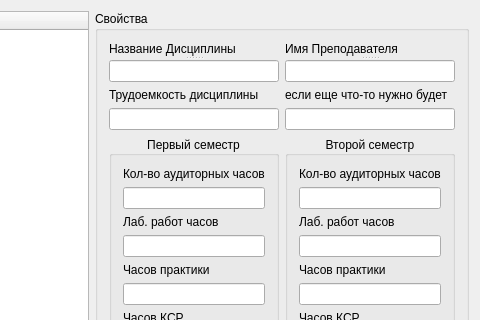
First picture: the form in mainwindow.ui, repository Stals/Curriculum, before the edit; both pictures show x 372 to 852 and y 0 to 320 of the 852 by 626 pixel window.
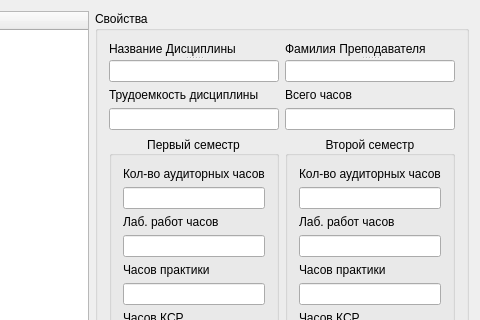
Second picture: the form after the edit.

Commit message: до добавления загрузки файла по имяни.

What changed in the file:
```diff
--- a/mainwindow.ui
+++ b/mainwindow.ui
@@ -7,7 +7,7 @@
     <x>0</x>
     <y>0</y>
     <width>824</width>
-    <height>559</height>
+    <height>604</height>
    </rect>
   </property>
   <property name="windowTitle">
@@ -216,7 +216,7 @@
              </property>
              <widget class="QLabel" name="label_3">
               <property name="text">
-               <string>Имя Преподавателя</string>
+               <string>Фамилия Преподавателя</string>
               </property>
              </widget>
              <widget class="QLineEdit" name="teacherName"/>
@@ -225,7 +225,7 @@
            <item>
             <widget class="QLabel" name="label_2">
              <property name="text">
-              <string>если еще что-то нужно будет</string>
+              <string>Всего часов</string>
              </property>
             </widget>
            </item>
```
Left out of the diff: 4 changed lines with no effect on the pictures. The commit also changes 2 other files.
